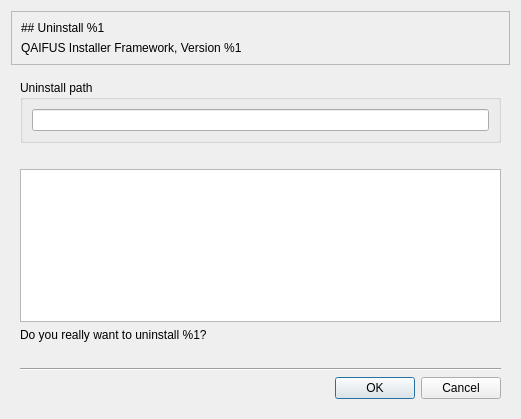
Old version of the form QAIFUS/app_uninstall/uninstaller.ui in the repository gradgrind/fetinstaller.
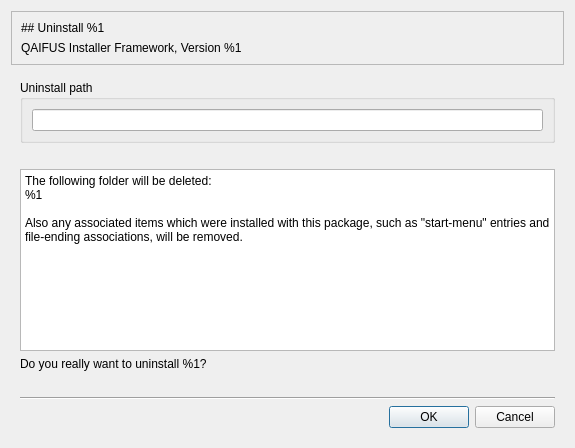
New version of the form. Icons and pictures are not drawn.

Diff of the .ui file:
```diff
--- a/QAIFUS/app_uninstall/uninstaller.ui
+++ b/QAIFUS/app_uninstall/uninstaller.ui
@@ -6,8 +6,8 @@
    <rect>
     <x>0</x>
     <y>0</y>
-    <width>521</width>
-    <height>419</height>
+    <width>575</width>
+    <height>448</height>
    </rect>
   </property>
   <property name="windowTitle">
@@ -58,6 +58,12 @@
          <property name="readOnly">
           <bool>true</bool>
          </property>
+         <property name="plainText">
+          <string>The following folder will be deleted:
+%1
+
+Also any associated items which were installed with this package, such as &quot;start-menu&quot; entries and file-ending associations, will be removed.</string>
+         </property>
         </widget>
        </item>
        <item>
```
